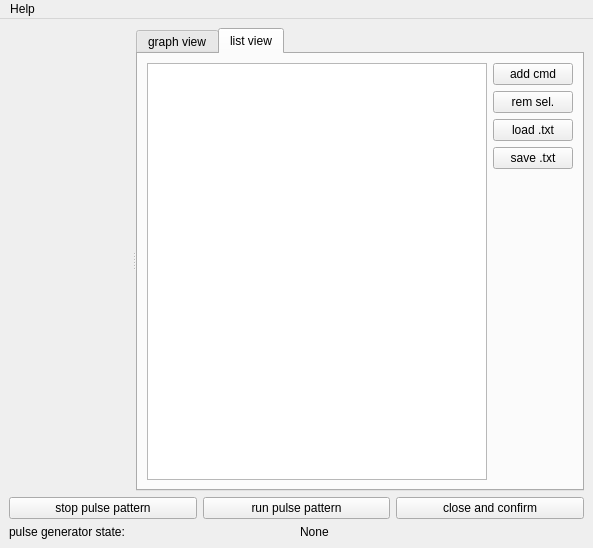
Old version of the form TildaHost/source/Interface/PulsePatternUi/Ui_PulsePattern.ui in the repository lasersphere/Tilda.
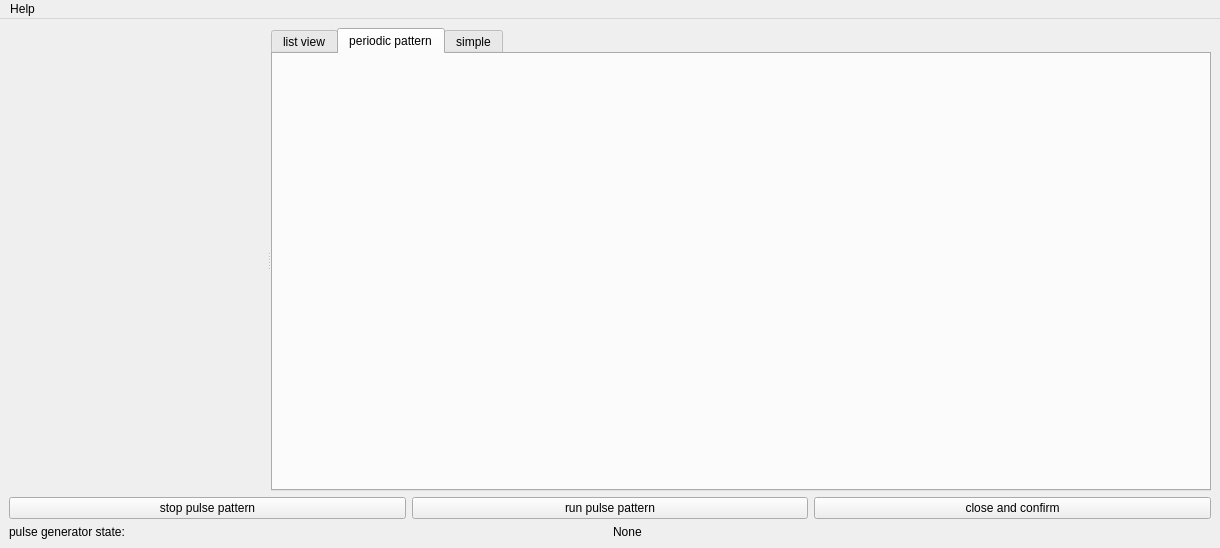
New version of the form.

Commit message: first version of periodic interface for the ppg is done, still needs testing.

```diff
--- a/TildaHost/source/Interface/PulsePatternUi/Ui_PulsePattern.ui
+++ b/TildaHost/source/Interface/PulsePatternUi/Ui_PulsePattern.ui
@@ -6,7 +6,7 @@
    <rect>
     <x>0</x>
     <y>0</y>
-    <width>593</width>
+    <width>1220</width>
     <height>548</height>
    </rect>
   </property>
@@ -44,12 +44,6 @@
        <property name="currentIndex">
         <number>1</number>
        </property>
-       <widget class="QWidget" name="tab_1_graph_view">
-        <attribute name="title">
-         <string>graph view</string>
-        </attribute>
-        <layout class="QVBoxLayout" name="verticalLayout_4"/>
-       </widget>
        <widget class="QWidget" name="tab_list_view">
         <attribute name="title">
          <string>list view</string>
@@ -109,6 +103,18 @@
          </item>
         </layout>
        </widget>
+       <widget class="QWidget" name="tab_periodic_pattern">
+        <attribute name="title">
+         <string>periodic pattern</string>
+        </attribute>
+        <layout class="QHBoxLayout" name="horizontalLayout_4"/>
+       </widget>
+       <widget class="QWidget" name="tab_simple">
+        <attribute name="title">
+         <string>simple</string>
+        </attribute>
+        <layout class="QHBoxLayout" name="horizontalLayout_5"/>
+       </widget>
       </widget>
      </widget>
     </item>
@@ -174,7 +180,7 @@
     <rect>
      <x>0</x>
      <y>0</y>
-     <width>593</width>
+     <width>1220</width>
      <height>21</height>
     </rect>
    </property>
```
Left out of the diff: 5 changed lines with no effect on the pictures. The commit also changes 19 other files.
